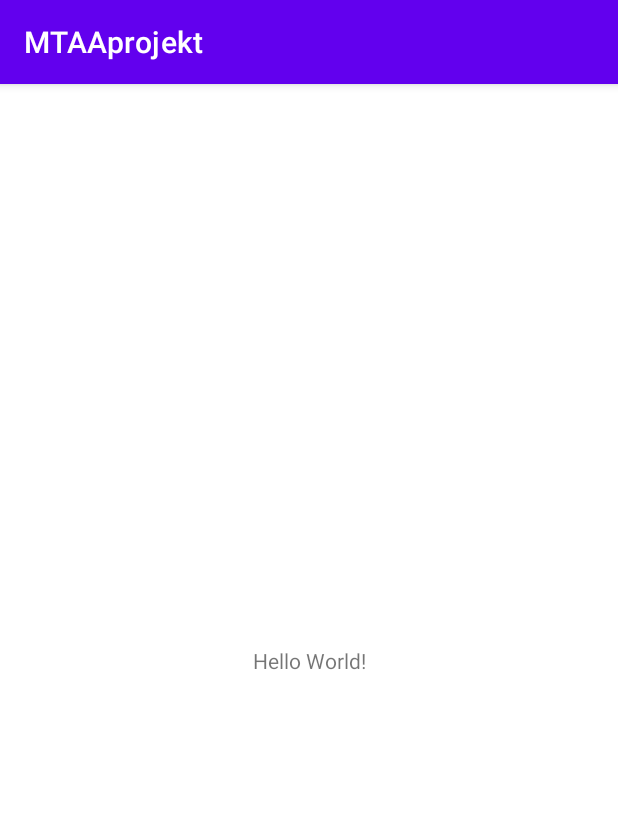
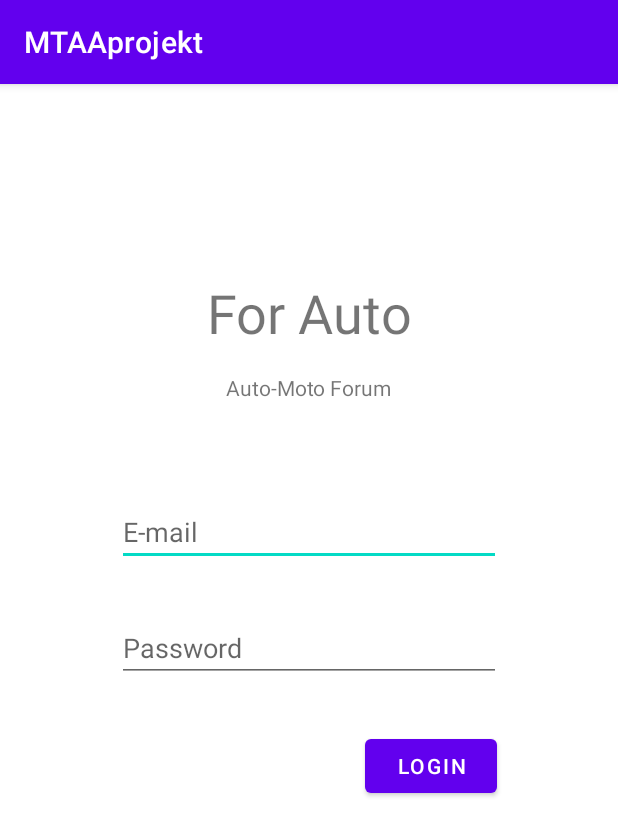
Before and after one commit to MatejKubena/auto-forum_frontend, an Android app: the screen it shows after launch (MainActivity before the commit, LoginActivity after it), on a phone screen of 412 x 824 dp. Shown: the top 836 px of the screen. Run offline under Robolectric (Android 15) with nearby library versions, the phone set to English and light mode, and no system bars.

Commit message:
Activity switch

```diff
--- a/app/build.gradle
+++ b/app/build.gradle
@@ -6,6 +6,10 @@ plugins {
 android {
     compileSdkVersion 30
     buildToolsVersion "30.0.3"
+
+    buildFeatures {
+        viewBinding true
+    }
 
     defaultConfig {
         applicationId "com.example.mtaaprojekt"
--- a/app/src/main/AndroidManifest.xml
+++ b/app/src/main/AndroidManifest.xml
@@ -9,13 +9,15 @@
         android:roundIcon="@mipmap/ic_launcher_round"
         android:supportsRtl="true"
         android:theme="@style/Theme.MTAAprojekt">
-        <activity android:name=".MainActivity">
+        <activity android:name=".LoginActivity">
             <intent-filter>
                 <action android:name="android.intent.action.MAIN" />
 
                 <category android:name="android.intent.category.LAUNCHER" />
             </intent-filter>
         </activity>
+        <activity android:name=".ProfileActivity"></activity>
+        <activity android:name=".MainActivity"></activity>
     </application>
 
 </manifest>
--- /dev/null
+++ b/app/src/main/java/com/example/mtaaprojekt/LoginActivity.kt
@@ -0,0 +1,31 @@
+package com.example.mtaaprojekt
+
+import android.content.Intent
+import android.os.Bundle
+import androidx.appcompat.app.AppCompatActivity
+import com.example.mtaaprojekt.databinding.ActivityLoginBinding
+
+class LoginActivity : AppCompatActivity() {
+
+    private lateinit var binding: ActivityLoginBinding
+
+    override fun onCreate(savedInstanceState: Bundle?) {
+        super.onCreate(savedInstanceState)
+
+        binding = ActivityLoginBinding.inflate(layoutInflater)
+        setContentView(binding.root)
+
+        binding.button.setOnClickListener {
+
+//            val mail = binding.editTextTextEmailAddress.text
+//            val password = binding.editTextTextPassword.text
+//
+//            val url = "http://localhost:8080/login"
+
+            val goToProfile = Intent(this, ProfileActivity::class.java)
+            startActivity(goToProfile)
+        }
+
+
+    }
+}
--- a/app/src/main/java/com/example/mtaaprojekt/MainActivity.kt
+++ b/app/src/main/java/com/example/mtaaprojekt/MainActivity.kt
@@ -2,10 +2,18 @@ package com.example.mtaaprojekt
 
 import androidx.appcompat.app.AppCompatActivity
 import android.os.Bundle
+import com.example.mtaaprojekt.databinding.ActivityMainBinding
 
 class MainActivity : AppCompatActivity() {
+
+    private lateinit var binding: ActivityMainBinding
+
     override fun onCreate(savedInstanceState: Bundle?) {
         super.onCreate(savedInstanceState)
-        setContentView(R.layout.activity_main)
+//        setContentView(R.layout.activity_main)
+
+
+        binding = ActivityMainBinding.inflate(layoutInflater)
+        setContentView(binding.root)
     }
 }
--- /dev/null
+++ b/app/src/main/res/layout/activity_login.xml
@@ -0,0 +1,66 @@
+<?xml version="1.0" encoding="utf-8"?>
+<androidx.constraintlayout.widget.ConstraintLayout
+    xmlns:android="http://schemas.android.com/apk/res/android"
+    xmlns:app="http://schemas.android.com/apk/res-auto"
+    xmlns:tools="http://schemas.android.com/tools"
+    android:layout_width="match_parent"
+    android:layout_height="match_parent">
+
+    <TextView
+        android:id="@+id/textView"
+        android:layout_width="wrap_content"
+        android:layout_height="wrap_content"
+        android:layout_marginTop="128dp"
+        android:clickable="false"
+        android:text="For Auto"
+        android:textSize="36sp"
+        app:layout_constraintEnd_toEndOf="parent"
+        app:layout_constraintStart_toStartOf="parent"
+        app:layout_constraintTop_toTopOf="parent" />
+
+    <TextView
+        android:id="@+id/textView2"
+        android:layout_width="wrap_content"
+        android:layout_height="wrap_content"
+        android:layout_marginTop="16dp"
+        android:text="Auto-Moto Forum"
+        app:layout_constraintEnd_toEndOf="parent"
+        app:layout_constraintStart_toStartOf="parent"
+        app:layout_constraintTop_toBottomOf="@+id/textView" />
+
+    <EditText
+        android:id="@+id/editTextTextEmailAddress"
+        android:layout_width="256dp"
+        android:layout_height="wrap_content"
+        android:layout_marginTop="64dp"
+        android:ems="10"
+        android:hint="E-mail"
+        android:inputType="textEmailAddress"
+        app:layout_constraintEnd_toEndOf="parent"
+        app:layout_constraintStart_toStartOf="parent"
+        app:layout_constraintTop_toBottomOf="@+id/textView2" />
+
+    <EditText
+        android:id="@+id/editTextTextPassword"
+        android:layout_width="256dp"
+        android:layout_height="wrap_content"
+        android:layout_marginTop="32dp"
+        android:ems="10"
+        android:hint="Password"
+        android:inputType="textPassword"
+        app:layout_constraintEnd_toEndOf="parent"
+        app:layout_constraintStart_toStartOf="parent"
+        app:layout_constraintTop_toBottomOf="@+id/editTextTextEmailAddress" />
+
+    <Button
+        android:id="@+id/button"
+        android:layout_width="wrap_content"
+        android:layout_height="wrap_content"
+        android:layout_marginTop="32dp"
+        android:text="Login"
+        app:layout_constraintEnd_toEndOf="parent"
+        app:layout_constraintHorizontal_bias="0.75"
+        app:layout_constraintStart_toStartOf="parent"
+        app:layout_constraintTop_toBottomOf="@+id/editTextTextPassword" />
+
+</androidx.constraintlayout.widget.ConstraintLayout>
```
Also changed, not shown: app/src/main/java/com/example/mtaaprojekt/ProfileActivity.kt (added, +18 -0 lines), app/src/main/res/layout/activity_profile.xml (added, +47 -0 lines), gradle/wrapper/gradle-wrapper.properties.
